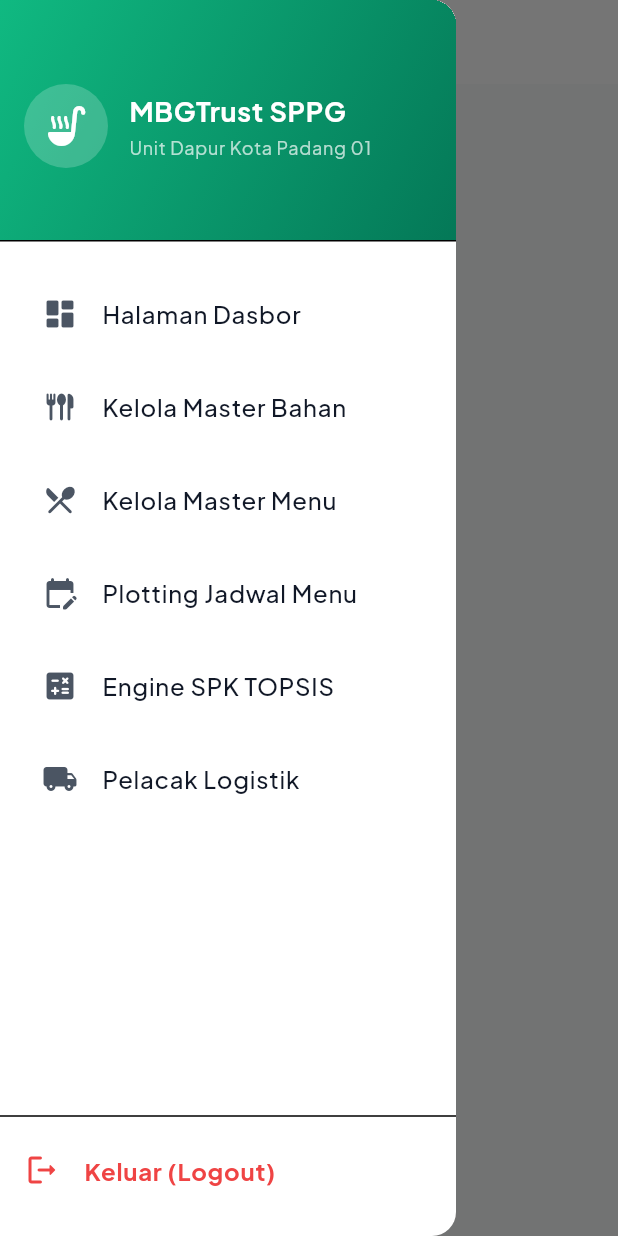
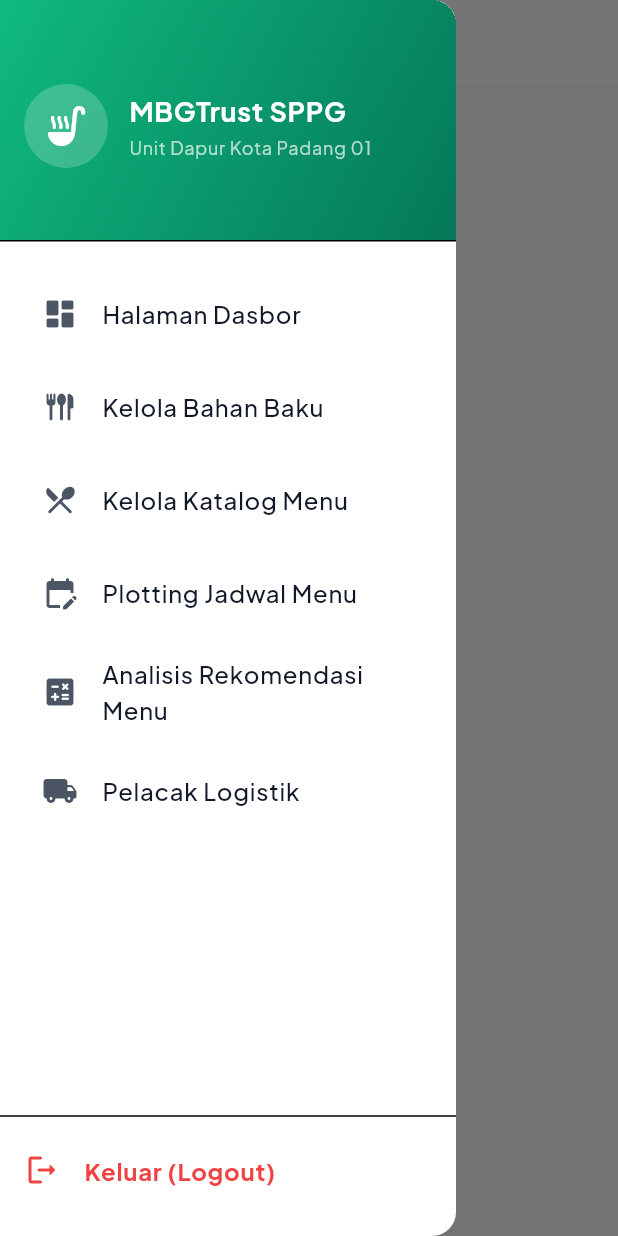
Before and after one commit to Daffarael/MBGTrust, a Flutter app: the SppgAdminLayout screen opened directly with empty values, with the side drawer open, on a phone screen of 412 x 824 dp. Run offline on Flutter 3.47's test engine with Material 3 defaults, Android fonts, the phone set to English and light mode, and no system bars; our stand-ins replace dio, fl_chart, flutter_riverpod, flutter_secure_storage, go_router, google_fonts; accounts and stored records are empty; network calls fail.

Commit message:
refactor(ux): replace developer jargon terms (API, Master API, Bank Master, Engine, TOPSIS) with professional user-facing Indonesian copy

```diff
--- a/mbgtrust-frontend/lib/features/menu/presentation/add_ingredient_form.dart
+++ b/mbgtrust-frontend/lib/features/menu/presentation/add_ingredient_form.dart
@@ -268,7 +268,7 @@
               CustomButton(
                 text: isEditing
                     ? 'Simpan Perubahan Bahan'
-                    : 'Tambah Bahan ke Master API',
+                    : 'Simpan Bahan Makanan Baru',
                 prefixIcon: Icon(
                   isEditing ? Icons.save_rounded : Icons.add_rounded,
                   color: Colors.white,
--- a/mbgtrust-frontend/lib/features/menu/presentation/add_menu_form.dart
+++ b/mbgtrust-frontend/lib/features/menu/presentation/add_menu_form.dart
@@ -192,7 +192,7 @@
                 mainAxisAlignment: MainAxisAlignment.spaceBetween,
                 children: [
                   const Text(
-                    '🍱 Pilih dari Bank Master Bahan Sehat',
+                    '🍱 Pilih dari Katalog Bahan Sehat',
                     style: TextStyle(
                       fontSize: 16,
                       fontWeight: FontWeight.bold,
@@ -477,7 +477,7 @@
                     icon: const Icon(Icons.playlist_add_rounded,
                         color: AppColors.primaryDark, size: 22),
                     onPressed: _showMasterPresetsModal,
-                    tooltip: 'Pilih dari Bank Master Bahan',
+                    tooltip: 'Pilih dari Katalog Bahan Sehat',
                   ),
                   IconButton(
                     icon: const Icon(Icons.add_circle_rounded,
@@ -576,7 +576,7 @@
               const SizedBox(height: 24),
 
               CustomButton(
-                text: isEditing ? 'Simpan Perubahan Menu' : 'Tambah Menu ke Master API',
+                text: isEditing ? 'Simpan Perubahan Menu' : 'Simpan Menu Makanan Baru',
                 prefixIcon: Icon(
                   isEditing ? Icons.save_rounded : Icons.add_rounded,
                   color: Colors.white,
--- a/mbgtrust-frontend/lib/features/menu/presentation/manage_ingredients_screen.dart
+++ b/mbgtrust-frontend/lib/features/menu/presentation/manage_ingredients_screen.dart
@@ -89,9 +89,9 @@
           shape: RoundedRectangleBorder(
             borderRadius: BorderRadius.circular(16),
           ),
-          title: const Text('Hapus Master Bahan'),
+          title: const Text('Hapus Bahan Makanan'),
           content: Text(
-              'Apakah Anda yakin ingin menghapus bahan "${item['nama_bahan'] ?? item['nama']}" dari Master Bank?'),
+              'Apakah Anda yakin ingin menghapus bahan "${item['nama_bahan'] ?? item['nama']}" dari katalog bahan baku?'),
           actions: [
             TextButton(
               onPressed: () => Navigator.pop(dialogContext),
@@ -168,8 +168,8 @@
 
     return SppgAdminLayout(
       currentRoute: '/manage-ingredients',
-      title: 'Kelola Master Bahan',
-      subtitle: 'Bank Data Bahan Baku Makanan Sehat SPPG',
+      title: 'Kelola Bahan Baku',
+      subtitle: 'Katalog Bahan Baku Makanan Sehat SPPG',
       floatingActionButton: FloatingActionButton.extended(
         onPressed: _handleAddIngredient,
         backgroundColor: AppColors.primary,
@@ -219,7 +219,7 @@
                       crossAxisAlignment: CrossAxisAlignment.start,
                       children: [
                         const Text(
-                          'Bank Master Bahan Baku Sehat SPPG',
+                          'Katalog Bahan Baku Makanan Sehat',
                           style: TextStyle(
                             fontSize: 16,
                             fontWeight: FontWeight.bold,
--- a/mbgtrust-frontend/lib/features/menu/presentation/manage_menu_screen.dart
+++ b/mbgtrust-frontend/lib/features/menu/presentation/manage_menu_screen.dart
@@ -530,7 +530,7 @@
   Widget build(BuildContext context) {
     return SppgAdminLayout(
       currentRoute: '/manage-menu',
-      title: 'Kelola Master Menu',
+      title: 'Kelola Katalog Menu',
       subtitle: 'Katalog Menu Seimbang SPPG',
       actions: [
         IconButton(
--- a/mbgtrust-frontend/lib/features/production/presentation/estimation_screen.dart
+++ b/mbgtrust-frontend/lib/features/production/presentation/estimation_screen.dart
@@ -103,7 +103,7 @@
                 children: [
                   const Expanded(
                     child: Text(
-                      '🧮 Detail Matriks SPK TOPSIS',
+                      '🧮 Rincian Analisis Rekomendasi Menu',
                       softWrap: true,
                       style: TextStyle(
                         fontSize: 18,
@@ -143,7 +143,7 @@
               _buildTopsisRow('3. Nasi Ikan Goreng Tepung', 'V = 0.312', 'D+ = 0.088', 'D- = 0.021', AppColors.error),
               const SizedBox(height: 20),
               CustomButton(
-                text: 'Tutup Detail TOPSIS',
+                text: 'Tutup Rincian Analisis',
                 onPressed: () => Navigator.pop(ctx),
               ),
             ],
@@ -479,7 +479,7 @@
                         children: [
                           const Expanded(
                             child: Text(
-                              '🧮 Engine SPK TOPSIS Evaluasi Menu',
+                              '🧮 Analisis & Rekomendasi Menu (SPK)',
                               softWrap: true,
                               style: TextStyle(
                                 fontSize: 16,
--- a/mbgtrust-frontend/lib/features/production/presentation/widgets/sppg_admin_layout.dart
+++ b/mbgtrust-frontend/lib/features/production/presentation/widgets/sppg_admin_layout.dart
@@ -37,12 +37,12 @@
       'route': '/estimation',
     },
     {
-      'title': 'Kelola Master Bahan',
+      'title': 'Kelola Bahan Baku',
       'icon': Icons.flatware_rounded,
       'route': '/manage-ingredients',
     },
     {
-      'title': 'Kelola Master Menu',
+      'title': 'Kelola Katalog Menu',
       'icon': Icons.restaurant_menu_rounded,
       'route': '/manage-menu',
     },
@@ -52,7 +52,7 @@
       'route': '/create-schedule',
     },
     {
-      'title': 'Engine SPK TOPSIS',
+      'title': 'Analisis Rekomendasi Menu',
       'icon': Icons.calculate_rounded,
       'route': '/sppg/topsis-spk-engine',
     },
```
